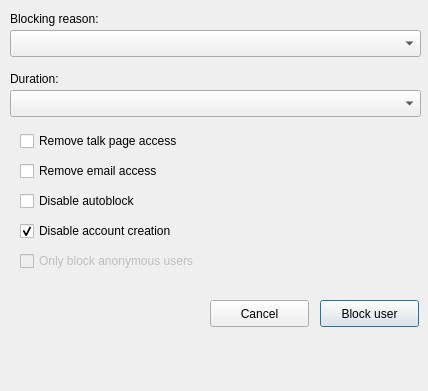
huggle/huggle3-qt-lx, file huggle/blockuser.ui: the form before one commit.
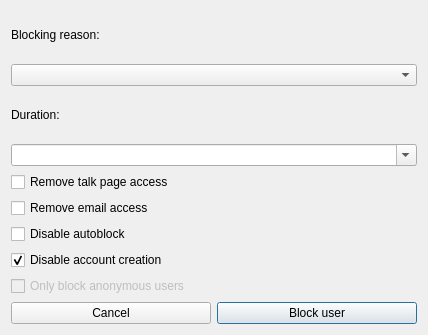
The form after the commit.

Commit message: fixed block user

Diff of the .ui file:
```diff
--- a/huggle/blockuser.ui
+++ b/huggle/blockuser.ui
@@ -7,115 +7,60 @@
     <x>0</x>
     <y>0</y>
     <width>428</width>
-    <height>391</height>
+    <height>335</height>
    </rect>
   </property>
   <property name="windowTitle">
    <string>Block user</string>
   </property>
-  <widget class="QComboBox" name="comboBox">
-   <property name="geometry">
-    <rect>
-     <x>10</x>
-     <y>30</y>
-     <width>411</width>
-     <height>27</height>
-    </rect>
-   </property>
-  </widget>
+  <layout class="QVBoxLayout" name="verticalLayout">
+   <item>
   <widget class="QLabel" name="label">
-   <property name="geometry">
-    <rect>
-     <x>10</x>
-     <y>10</y>
-     <width>121</width>
-     <height>17</height>
-    </rect>
-   </property>
    <property name="text">
     <string>Blocking reason:</string>
    </property>
   </widget>
-  <widget class="QPushButton" name="pushButton">
-   <property name="geometry">
-    <rect>
-     <x>320</x>
-     <y>300</y>
-     <width>99</width>
-     <height>27</height>
-    </rect>
-   </property>
+   </item>
+   <item>
+    <widget class="QComboBox" name="comboBox"/>
+   </item>
+   <item>
+    <widget class="QLabel" name="label_2">
    <property name="text">
-    <string>Block user</string>
-   </property>
-   <property name="autoDefault">
+      <string>Duration:</string>
+     </property>
+    </widget>
+   </item>
+   <item>
+    <widget class="QComboBox" name="comboBox_2">
+     <property name="editable">
     <bool>true</bool>
    </property>
-   <property name="default">
-    <bool>true</bool>
-   </property>
-  </widget>
-  <widget class="QPushButton" name="pushButton_2">
-   <property name="geometry">
-    <rect>
-     <x>210</x>
-     <y>300</y>
-     <width>99</width>
-     <height>27</height>
-    </rect>
-   </property>
-   <property name="text">
-    <string>Cancel</string>
-   </property>
-  </widget>
+    </widget>
+   </item>
+   <item>
   <widget class="QCheckBox" name="checkBox">
-   <property name="geometry">
-    <rect>
-     <x>20</x>
-     <y>130</y>
-     <width>201</width>
-     <height>22</height>
-    </rect>
-   </property>
    <property name="text">
     <string>Remove talk page access</string>
    </property>
   </widget>
+   </item>
+   <item>
   <widget class="QCheckBox" name="checkBox_2">
-   <property name="geometry">
-    <rect>
-     <x>20</x>
-     <y>160</y>
-     <width>171</width>
-     <height>22</height>
-    </rect>
-   </property>
    <property name="text">
     <string>Remove email access</string>
    </property>
   </widget>
+   </item>
+   <item>
   <widget class="QCheckBox" name="checkBox_3">
-   <property name="geometry">
-    <rect>
-     <x>20</x>
-     <y>190</y>
-     <width>151</width>
-     <height>22</height>
-    </rect>
-   </property>
    <property name="text">
     <string>Disable autoblock</string>
    </property>
   </widget>
+   </item>
+   <item>
   <widget class="QCheckBox" name="checkBox_4">
-   <property name="geometry">
-    <rect>
-     <x>20</x>
-     <y>220</y>
-     <width>198</width>
-     <height>22</height>
-    </rect>
-   </property>
    <property name="text">
     <string>Disable account creation</string>
    </property>
@@ -123,45 +68,42 @@
     <bool>true</bool>
    </property>
   </widget>
+   </item>
+   <item>
   <widget class="QCheckBox" name="checkBox_5">
    <property name="enabled">
     <bool>false</bool>
    </property>
-   <property name="geometry">
-    <rect>
-     <x>20</x>
-     <y>250</y>
-     <width>221</width>
-     <height>22</height>
-    </rect>
-   </property>
    <property name="text">
     <string>Only block anonymous users</string>
    </property>
   </widget>
-  <widget class="QLabel" name="label_2">
-   <property name="geometry">
-    <rect>
-     <x>10</x>
-     <y>70</y>
-     <width>71</width>
-     <height>17</height>
-    </rect>
-   </property>
+   </item>
+   <item>
+    <layout class="QHBoxLayout" name="horizontalLayout">
+     <item>
+      <widget class="QPushButton" name="pushButton_2">
    <property name="text">
-    <string>Duration:</string>
-   </property>
-  </widget>
-  <widget class="QComboBox" name="comboBox_2">
-   <property name="geometry">
-    <rect>
-     <x>10</x>
-     <y>90</y>
-     <width>411</width>
-     <height>27</height>
-    </rect>
-   </property>
-  </widget>
+        <string>Cancel</string>
+       </property>
+      </widget>
+     </item>
+     <item>
+      <widget class="QPushButton" name="pushButton">
+       <property name="text">
+        <string>Block user</string>
+       </property>
+       <property name="autoDefault">
+        <bool>true</bool>
+       </property>
+       <property name="default">
+        <bool>true</bool>
+       </property>
+      </widget>
+     </item>
+    </layout>
+   </item>
+  </layout>
  </widget>
  <resources/>
  <connections/>
```
Lines whose indentation alone changed are shown as unchanged. The commit also changes 4 other files.
